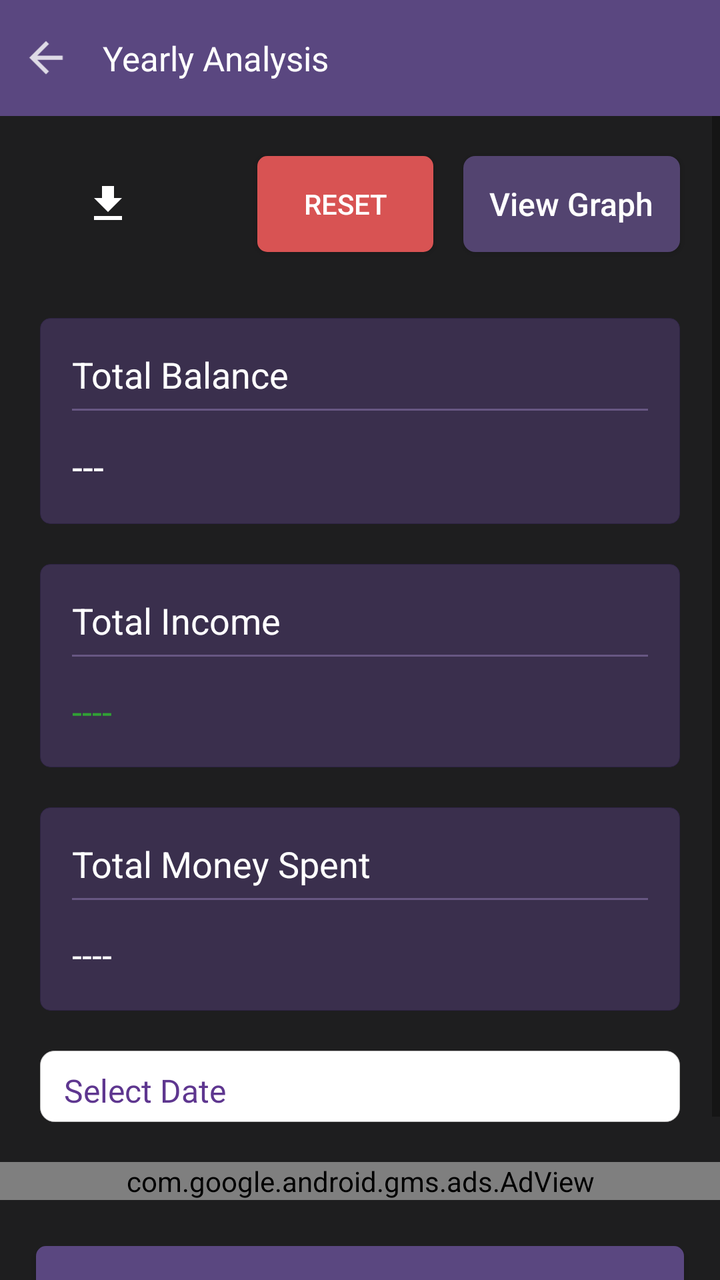
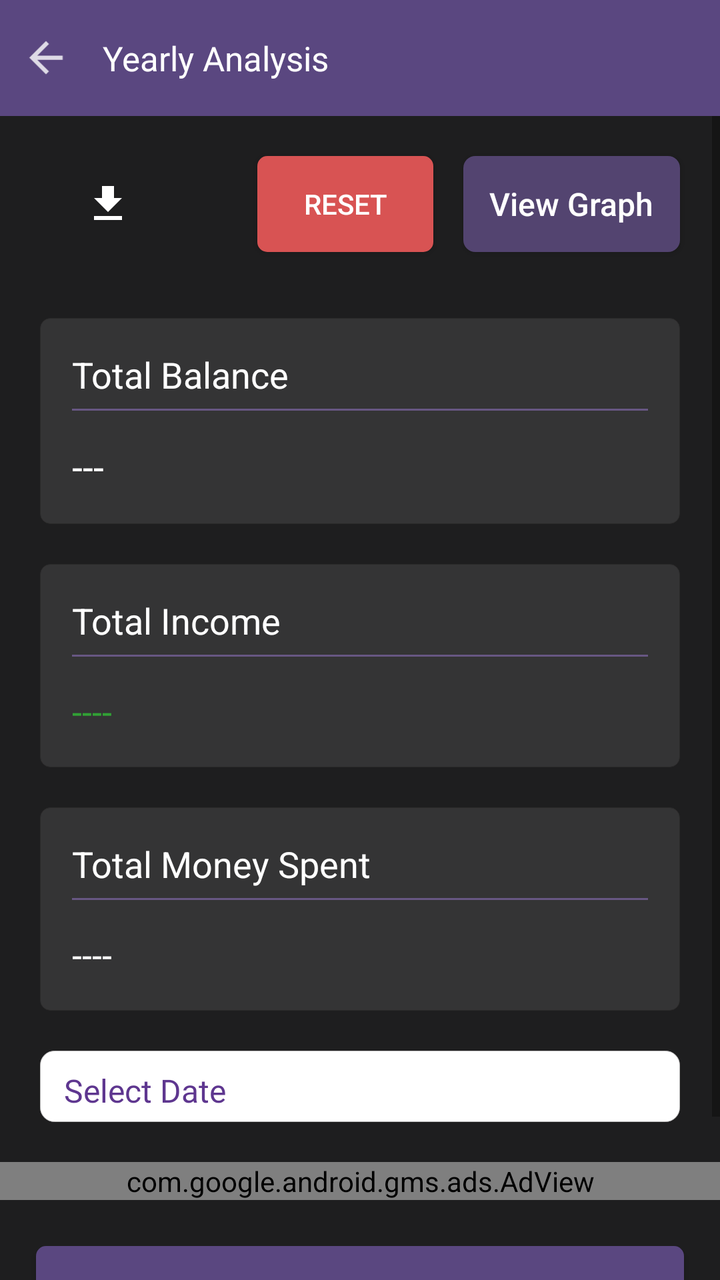

Two renders of the same Android screen: before a commit and after it. Below are the layout's source before the change and the commit's diff.
<!-- AndroidManifest.xml: application theme Theme.HisaabCalculator -->
<!-- res/layout/activity_yearly.xml -->
<?xml version="1.0" encoding="utf-8"?>

<LinearLayout xmlns:android="http://schemas.android.com/apk/res/android"
    xmlns:tools="http://schemas.android.com/tools"
    xmlns:ads="http://schemas.android.com/apk/res-auto"
    android:layout_width="match_parent"
    android:layout_height="match_parent"
    android:orientation="vertical"
    android:id="@+id/yearly_container"
    android:background="@color/backgrounddark"
    tools:context="hisaab.store.analyser.Yearly">

    
    <LinearLayout
        android:layout_width="match_parent"
        android:layout_height="@dimen/toolbarheight"
        android:background="@color/primarydark"
        android:id="@+id/yearly_toolbar"
        android:orientation="horizontal">

        <ImageView
            android:layout_width="wrap_content"
            android:minWidth="30dp"
            android:layout_height="@dimen/back_height"
            android:layout_margin="8dp"
            android:id="@+id/yearly_back"
            android:layout_gravity="center"
            android:src="@drawable/back"
            />

        <TextView
            android:layout_width="wrap_content"
            android:layout_height="match_parent"
            android:padding="5dp"
            android:gravity="center"
            android:fontFamily="@font/days_one"
            android:id="@+id/yearly_toolbar_txt"
            android:text="Yearly Analysis"
            android:textColor="@color/white"
            android:textSize="@dimen/toolbartextsize"/>
    </LinearLayout>

    <ScrollView
        android:layout_width="match_parent"
        android:layout_height="wrap_content"
        tools:ignore="UselessParent">

        <LinearLayout
            android:layout_width="match_parent"
            android:layout_height="wrap_content"
            android:orientation="vertical">

            
            <RelativeLayout
                android:layout_width="match_parent"
                android:layout_height="wrap_content"
                android:layout_marginTop="5dp"
                android:layout_marginBottom="5dp">

                <androidx.appcompat.widget.AppCompatButton
                    android:layout_width="wrap_content"
                    android:layout_height="wrap_content"
                    android:text="View Graph"
                    android:id="@+id/yearly_graph"
                    android:textAllCaps="false"
                    android:layout_centerVertical="true"
                    android:layout_marginEnd="20dp"
                    android:layout_marginBottom="5dp"
                    android:layout_marginTop="10dp"
                    android:layout_alignParentEnd="true"
                    android:textSize="16sp"
                    android:background="@drawable/loginbut2"
                    android:padding="13dp"/>

                <ImageView
                    android:layout_width="wrap_content"
                    android:layout_height="wrap_content"
                    android:src="@drawable/download"
                    android:id="@+id/yearlypdf"
                    android:layout_centerVertical="true"
                    android:clickable="true"
                    android:layout_marginStart="28dp"
                    android:padding="14dp"/>

                <androidx.appcompat.widget.AppCompatButton
                    android:id="@+id/yearly_reset"
                    android:layout_width="wrap_content"
                    android:layout_height="wrap_content"
                    android:layout_centerVertical="true"
                    android:layout_gravity="center"
                    android:layout_marginStart="15dp"
                    android:layout_marginTop="15dp"
                    android:layout_marginEnd="15dp"
                    android:layout_marginBottom="15dp"
                    android:layout_toLeftOf="@id/yearly_graph"
                    android:background="@drawable/loginbut"
                    android:backgroundTint="#D85353"
                    android:text="Reset"
                    android:textSize="14sp" />
            </RelativeLayout>

            
            <LinearLayout
                android:id="@+id/yearly_balance_layout"
                android:layout_width="match_parent"
                android:layout_height="wrap_content"
                android:layout_marginHorizontal="20dp"
                android:layout_gravity="center_horizontal"
                android:layout_marginTop="13dp"
                android:padding="16dp"
                android:background="@drawable/gradient_card"
                android:orientation="vertical">

                <TextView
                    android:id="@+id/yearavtitle"
                    android:layout_width="match_parent"
                    android:layout_height="wrap_content"
                    android:textSize="@dimen/cardtitletextsize"
                    style="@style/month_year_card_text_style"
                    android:textColor="@color/white"
                    android:text="Total Balance"/>

                <View
                    android:layout_width="match_parent"
                    android:layout_height="1dp"
                    android:background="@color/viewhrcolor"
                    android:layout_marginTop="5dp"/>

                <TextView
                    android:id="@+id/monav"
                    android:layout_width="match_parent"
                    android:layout_height="wrap_content"
                    android:textSize="19sp"
                    android:fontFamily="@font/poppins_medium"
                    android:layout_marginTop="15dp"
                    android:textColor="@color/white"
                    android:text="---"/>
            </LinearLayout>

            
            <LinearLayout
                android:id="@+id/yearly_income_layout"
                android:layout_width="match_parent"
                android:layout_height="wrap_content"
                android:layout_marginHorizontal="20dp"
                android:layout_gravity="center_horizontal"
                android:layout_marginTop="20dp"
                android:padding="16dp"
                android:background="@drawable/gradient_card"
                android:orientation="vertical">

                <TextView
                    android:id="@+id/yearrectitle"
                    android:layout_width="match_parent"
                    android:layout_height="wrap_content"
                    android:textSize="@dimen/cardtitletextsize"
                    style="@style/month_year_card_text_style"
                    android:textColor="@color/white"
                    android:text="Total Income"/>

                <View
                    android:layout_width="match_parent"
                    android:layout_height="1dp"
                    android:background="@color/viewhrcolor"
                    android:layout_marginTop="5dp"/>

                <TextView
                    android:id="@+id/monrec"
                    android:layout_width="match_parent"
                    android:layout_height="wrap_content"
                    android:textSize="18sp"
                    android:fontFamily="@font/poppins_medium"
                    android:layout_marginTop="15dp"
                    android:textColor="@color/green"
                    android:text="----"/>
            </LinearLayout>

            
            <LinearLayout
                android:id="@+id/yearly_expense_layout"
                android:layout_width="match_parent"
                android:layout_height="wrap_content"
                android:layout_marginHorizontal="20dp"
                android:layout_gravity="center_horizontal"
                android:layout_marginTop="20dp"
                android:padding="16dp"
                android:background="@drawable/gradient_card"
                android:orientation="vertical">

                <TextView
                    android:id="@+id/yearstitle"
                    android:layout_width="match_parent"
                    android:layout_height="wrap_content"
                    android:textSize="@dimen/cardtitletextsize"
                    style="@style/month_year_card_text_style"
                    android:textColor="@color/white"
                    android:text="Total Money Spent"/>

                <View
                    android:layout_width="match_parent"
                    android:layout_height="1dp"
                    android:background="@color/viewhrcolor"
                    android:layout_marginTop="5dp"/>

                <TextView
                    android:id="@+id/mons"
                    android:layout_width="match_parent"
                    android:layout_height="wrap_content"
                    android:textSize="18sp"
                    android:fontFamily="@font/poppins_medium"
                    android:textColor="@color/white"
                    android:layout_marginTop="15dp"
                    android:text="----"/>
            </LinearLayout>


            <LinearLayout
                android:id="@+id/display_selection_layout"
                android:layout_width="match_parent"
                android:layout_height="match_parent"
                android:padding="6dp"
                android:layout_margin="20dp"
                android:background="@drawable/border6"
                android:layout_gravity="center"
                android:gravity="center|start"
                android:weightSum="3"
                android:layout_marginTop="5dp"
                android:orientation="horizontal"

                >
                <TextView
                    android:layout_width="0dp"
                    android:layout_height="wrap_content"
                    android:layout_weight="1"
                    android:text="Select Date"
                    android:id="@+id/datetitle_yearly"
                    android:textColor="@color/primarylight"
                    android:layout_gravity="center"
                    android:gravity="center"
                    android:layout_marginEnd="5dp"
                    android:layout_marginTop="2dp"
                    android:textSize="16sp"
                    android:fontFamily="@font/poppins_medium"
                    />
                <Spinner
                    android:id="@+id/spinm3"
                    android:layout_width="0dp"
                    android:layout_weight="1"
                    android:popupBackground="@color/white"
                    android:layout_height="wrap_content"
                    android:layout_marginStart="15dp"
                    android:layout_marginEnd="10dp"
                    android:gravity="center_vertical"
                    android:background="@drawable/border6"
                    />


            </LinearLayout>



            
            <com.google.android.gms.ads.AdView
                android:layout_width="match_parent"
                android:layout_height="wrap_content"
                android:id="@+id/adViewyearly"
                android:layout_gravity="bottom"
                ads:adSize="BANNER"
                android:layout_marginBottom="5dp"
                ads:adUnitId="@string/bannerid"/>

            
            <androidx.appcompat.widget.AppCompatButton
                android:id="@+id/mondb"
                android:layout_width="match_parent"
                android:layout_height="wrap_content"
                android:layout_marginLeft="18dp"
                android:layout_marginTop="18dp"
                android:layout_marginRight="18dp"
                android:layout_gravity="center"
                android:layout_marginBottom="64dp"
                android:background="@drawable/loginbut"
                android:padding="10dp"
                android:paddingTop="8dp"
                android:paddingBottom="8dp"
                android:text="@string/display"
                android:textColor="@color/white"
                android:textSize="16sp" />
        </LinearLayout>
    </ScrollView>
</LinearLayout>
<!-- resources referenced by this layout -->
<resources>
  <color name="backgrounddark"> #1E1E1F</color>
  <color name="green">#31A135</color>
  <color name="primarydark">#5A4780</color>
  <color name="primarylight">#5E368F</color>
  <color name="viewhrcolor">#675783</color>
  <color name="white">#FFFFFFFF</color>
  <dimen name="back_height">25dp</dimen>
  <dimen name="cardtitletextsize">18sp</dimen>
  <dimen name="toolbarheight">58dp</dimen>
  <dimen name="toolbartextsize">17sp</dimen>
  <!-- drawable back (drawable-anydpi) -->
  <vector xmlns:android="http://schemas.android.com/apk/res/android"
      android:width="24dp"
      android:height="24dp"
      android:viewportWidth="24"
      android:viewportHeight="24"
      android:tint="#FFFFFF"
      android:alpha="0.8"
      android:autoMirrored="true">
    <path
        android:fillColor="@android:color/white"
        android:pathData="M20,11H7.83l5.59,-5.59L12,4l-8,8 8,8 1.41,-1.41L7.83,13H20v-2z"/>
  </vector>
  <!-- drawable border6 (drawable) -->
  <?xml version="1.0" encoding="utf-8"?>
  
  <shape xmlns:android="http://schemas.android.com/apk/res/android" android:shape="rectangle">
      <stroke
          android:color="#BCBBBB"
          android:width="0.08dp"
          />
  <solid android:color="@color/white"
      />
      <corners
          android:radius="7dp"
          />
  
  </shape>
  <!-- drawable download (drawable) -->
  <vector android:height="24dp" android:tint="#FFFFFF"
      android:viewportHeight="24" android:viewportWidth="24"
      android:width="24dp" xmlns:android="http://schemas.android.com/apk/res/android">
      <path android:fillColor="@android:color/white" android:pathData="M19,9h-4V3H9v6H5l7,7 7,-7zM5,18v2h14v-2H5z"/>
  </vector>
  <!-- drawable gradient_card (drawable) -->
  <?xml version="1.0" encoding="utf-8"?>
  <shape xmlns:android="http://schemas.android.com/apk/res/android"
      android:shape="rectangle">
  <solid android:color="#3A2F4D"/>
      <corners android:radius="5dp"/>  
      <stroke android:color="#2E2343"
          android:width="0.3dp"
          />
  </shape>
  <!-- drawable loginbut (drawable) -->
  <?xml version="1.0" encoding="utf-8"?>
  <shape xmlns:android="http://schemas.android.com/apk/res/android" android:shape="rectangle">
      <solid android:color="@color/primarydark"/>
      <corners android:radius="5dp"/>
  
  </shape>
  <!-- drawable loginbut2 (drawable) -->
  <?xml version="1.0" encoding="utf-8"?>
  
  <shape xmlns:android="http://schemas.android.com/apk/res/android" android:shape="rectangle">
      <solid android:color="@color/cardtextcolorgray2"/>
      <corners android:radius="6dp"/>
  
  </shape>
  <string name="bannerid">ca-app-pub-6363323342247820/3625494200</string>
  <string name="display">Show</string>
  <style name="month_year_card_text_style">
  
      </style>
  <style name="Theme.HisaabCalculator" parent="Theme.MaterialComponents.DayNight.NoActionBar">
          
          <item name="colorPrimary">@color/primarylight</item>
          <item name="android:itemBackground">#2B2A2A</item>
          <item name="android:textColor">@color/white</item>
          <item name="android:insetTop">0dp</item>
          <item name="popupMenuBackground">@color/white</item>
          <item name="android:insetBottom">0dp</item>
          <item name="colorPrimaryVariant">@color/purple_700</item>
          <item name="colorOnPrimary">@color/white</item>
          
          <item name="colorSecondary">@color/itemdark</item>
          <item name="colorSecondaryVariant">@color/teal_700</item>
          <item name="colorOnSecondary">@color/black</item>
          <item name="android:fitsSystemWindows">true</item>
          <item name="android:windowFullscreen">false</item>
          
          <item name="android:statusBarColor" tools:targetApi="l">@color/primarylight</item>
          
      </style>
  <color name="cardtextcolorgray2">#534470</color>
  <color name="purple_700">#E4E4E4</color>
  <color name="itemdark">#FF03DAC5</color>
  <color name="teal_700">#FF018786</color>
  <color name="black">#FF000000</color>
</resources>

<!-- the commit's change to res/layout/activity_yearly.xml (unified diff, before → after) -->
@@ -123,6 +123,7 @@
                 <View
                     android:layout_width="match_parent"
                     android:layout_height="1dp"
+                    android:id="@+id/yearlyhr1"
                     android:background="@color/viewhrcolor"
                     android:layout_marginTop="5dp"/>
 
@@ -161,6 +162,7 @@
                 <View
                     android:layout_width="match_parent"
                     android:layout_height="1dp"
+                    android:id="@+id/yearlyhr2"
                     android:background="@color/viewhrcolor"
                     android:layout_marginTop="5dp"/>
 
@@ -199,6 +201,7 @@
                 <View
                     android:layout_width="match_parent"
                     android:layout_height="1dp"
+                    android:id="@+id/yearlyhr3"
                     android:background="@color/viewhrcolor"
                     android:layout_marginTop="5dp"/>
 
<!-- resource entries referenced after the edit -->
@@ -48,10 +48,10 @@
   <?xml version="1.0" encoding="utf-8"?>
   <shape xmlns:android="http://schemas.android.com/apk/res/android"
       android:shape="rectangle">
-  <solid android:color="#3A2F4D"/>
+  <solid android:color="@color/surface"/>
       <corners android:radius="5dp"/>  
-      <stroke android:color="#2E2343"
-          android:width="0.3dp"
+      <stroke android:color="@color/surfacedark"
+          android:width="0.07dp"
           />
   </shape>
   <!-- drawable loginbut (drawable) -->
@@ -94,6 +94,8 @@
           <item name="android:statusBarColor" tools:targetApi="l">@color/primarylight</item>
           
       </style>
+  <color name="surface">#343435</color>
+  <color name="surfacedark">#2B2A2A</color>
   <color name="cardtextcolorgray2">#534470</color>
   <color name="purple_700">#E4E4E4</color>
   <color name="itemdark">#FF03DAC5</color>
